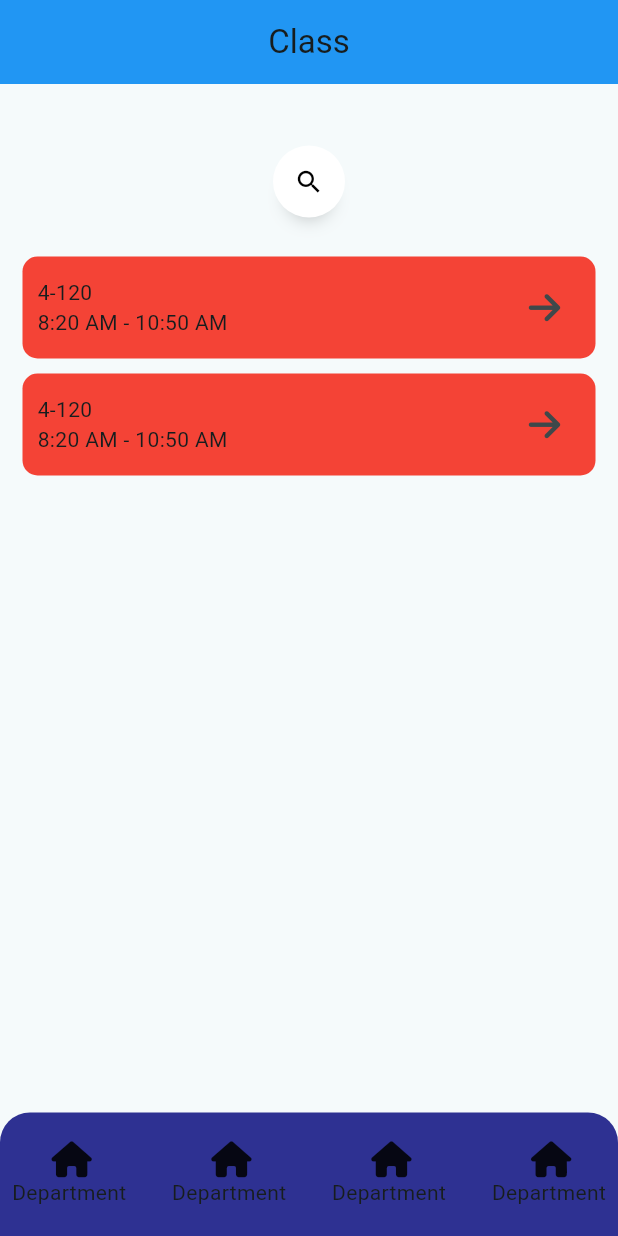
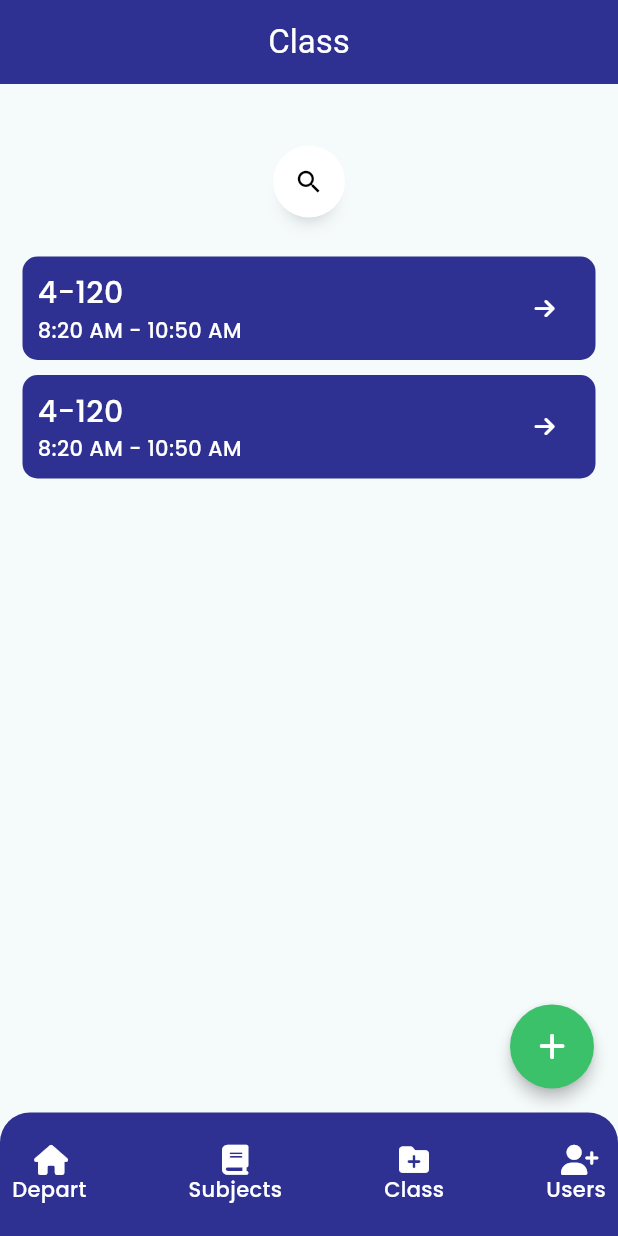
Before and after one commit to xarovia/thesis_flutter, a Flutter app: the ClassPage screen opened directly, on a phone screen of 412 x 824 dp. Run offline on Flutter 3.47's test engine with Material 2 defaults, Android fonts, the phone set to English and light mode, and no system bars; drawn by our look-alikes of anim_search_bar; our stand-ins replace font_awesome_flutter.

Commit message:
edited version of page 1 and 2

```diff
--- /dev/null
+++ b/flutter_application_1/lib/admin/classmaking.dart
@@ -0,0 +1,18 @@
+import 'package:flutter/material.dart';
+
+class ClassMaking extends StatefulWidget {
+  const ClassMaking({super.key});
+
+  @override
+  State<ClassMaking> createState() => _ClassMakingState();
+}
+
+class _ClassMakingState extends State<ClassMaking> {
+  @override
+  Widget build(BuildContext context) {
+    return Scaffold(
+      appBar: AppBar(title: Text("hello")),
+      body: Center(child: Text("hi")),
+    );
+  }
+}
--- a/flutter_application_1/lib/admin/classpage.dart
+++ b/flutter_application_1/lib/admin/classpage.dart
@@ -4,6 +4,7 @@ import 'package:flutter/material.dart';
 import 'package:flutter_application_1/components/BottomNavBar.dart';
 import 'package:flutter_application_1/components/ClassSchedBox.dart';
 import 'package:flutter_application_1/components/CustomSearchBar.dart';
+import 'package:font_awesome_flutter/font_awesome_flutter.dart';
 
 // ignore: library_prefixes
 
@@ -19,8 +20,20 @@ class _Screen2State extends State<ClassPage> {
         appBar: AppBar(
             centerTitle: true,
             title: const Text('Class'),
-            backgroundColor: Colors.blue),
+            backgroundColor: Color(0xFF2E3192),
+            foregroundColor: Color(0xFFFFFFFF)),
         body: ClassScreen(),
+        floatingActionButton: FloatingActionButton(
+          backgroundColor: Color(0xFF3CC16B),
+          shape: CircleBorder(),
+          elevation: 4.0,
+          child: Icon(
+            FontAwesomeIcons.plus,
+            color: Colors.white,
+            size: 20,
+          ),
+          onPressed: () {},
+        ),
         bottomNavigationBar: BottomNavBar());
   }
 }
--- a/flutter_application_1/lib/components/BottomNavBar.dart
+++ b/flutter_application_1/lib/components/BottomNavBar.dart
@@ -24,7 +24,20 @@ class BottomNavBar extends StatelessWidget {
                 mainAxisSize: MainAxisSize.max,
                 mainAxisAlignment: MainAxisAlignment.center,
                 crossAxisAlignment: CrossAxisAlignment.center,
-                children: [Icon(FontAwesomeIcons.house), Text("Department")],
+                children: [
+                  Icon(
+                    FontAwesomeIcons.house,
+                    color: Colors.white,
+                    size: 20,
+                  ),
+                  Text(
+                    "Depart",
+                    style: TextStyle(
+                        fontFamily: "Poppins",
+                        fontWeight: FontWeight.w500,
+                        color: Color(0xFFFFFFFF)),
+                  )
+                ],
               ),
             ),
             GestureDetector(
@@ -33,7 +46,20 @@ class BottomNavBar extends StatelessWidget {
                 mainAxisSize: MainAxisSize.max,
                 mainAxisAlignment: MainAxisAlignment.center,
                 crossAxisAlignment: CrossAxisAlignment.center,
-                children: [Icon(FontAwesomeIcons.house), Text("Department")],
+                children: [
+                  Icon(
+                    FontAwesomeIcons.book,
+                    color: Colors.white,
+                    size: 20,
+                  ),
+                  Text(
+                    "Subjects",
+                    style: TextStyle(
+                        fontFamily: "Poppins",
+                        fontWeight: FontWeight.w500,
+                        color: Color(0xFFFFFFFF)),
+                  )
+                ],
               ),
             ),
             GestureDetector(
@@ -42,7 +68,20 @@ class BottomNavBar extends StatelessWidget {
                 mainAxisSize: MainAxisSize.max,
                 mainAxisAlignment: MainAxisAlignment.center,
                 crossAxisAlignment: CrossAxisAlignment.center,
-                children: [Icon(FontAwesomeIcons.house), Text("Department")],
+                children: [
+                  Icon(
+                    FontAwesomeIcons.folderPlus,
+                    color: Colors.white,
+                    size: 20,
+                  ),
+                  Text(
+                    "Class",
+                    style: TextStyle(
+                        fontFamily: "Poppins",
+                        fontWeight: FontWeight.w500,
+                        color: Color(0xFFFFFFFF)),
+                  )
+                ],
               ),
             ),
             GestureDetector(
@@ -51,7 +90,20 @@ class BottomNavBar extends StatelessWidget {
                 mainAxisSize: MainAxisSize.max,
                 mainAxisAlignment: MainAxisAlignment.center,
                 crossAxisAlignment: CrossAxisAlignment.center,
-                children: [Icon(FontAwesomeIcons.house), Text("Department")],
+                children: [
+                  Icon(
+                    FontAwesomeIcons.userPlus,
+                    color: Colors.white,
+                    size: 20,
+                  ),
+                  Text(
+                    "Users",
+                    style: TextStyle(
+                        fontFamily: "Poppins",
+                        fontWeight: FontWeight.w500,
+                        color: Color(0xFFFFFFFF)),
+                  )
+                ],
               ),
             ),
           ],
--- a/flutter_application_1/lib/components/ClassSchedBox.dart
+++ b/flutter_application_1/lib/components/ClassSchedBox.dart
@@ -1,4 +1,7 @@
+// ignore_for_file: prefer_const_constructors, prefer_const_literals_to_create_immutables
+
 import 'package:flutter/material.dart';
+import 'package:flutter_application_1/admin/classmaking.dart';
 import 'package:font_awesome_flutter/font_awesome_flutter.dart';
 
 class ClassSchedBox extends StatelessWidget {
@@ -9,19 +12,42 @@ class ClassSchedBox extends StatelessWidget {
     return Container(
       padding: EdgeInsets.all(10),
       decoration: BoxDecoration(
-          borderRadius: BorderRadius.circular(10), color: Colors.red),
+          borderRadius: BorderRadius.circular(10), color: Color(0xFF2E3192)),
       child: Row(
         mainAxisAlignment: MainAxisAlignment.spaceBetween,
         crossAxisAlignment: CrossAxisAlignment.center,
         children: [
           Column(
             crossAxisAlignment: CrossAxisAlignment.start,
-            children: [Text("4-120"), Text("8:20 AM - 10:50 AM")],
+            children: [
+              Text(
+                "4-120",
+                style: TextStyle(
+                    fontSize: 20,
+                    fontFamily: "Poppins",
+                    fontWeight: FontWeight.w500,
+                    color: Color(0xFFFFFFFF)),
+              ),
+              Text(
+                "8:20 AM - 10:50 AM",
+                style: TextStyle(
+                    fontFamily: "Poppins",
+                    fontWeight: FontWeight.w500,
+                    color: Color(0xFFFFFFFF)),
+              )
+            ],
           ),
           IconButton(
               // Use the FaIcon Widget + FontAwesomeIcons class for the IconData
               icon: FaIcon(FontAwesomeIcons.arrowRight),
-              onPressed: () {})
+              color: Color(0xFFFFFFFF),
+              iconSize: 15,
+              onPressed: () {
+                Navigator.push(
+                    context,
+                    MaterialPageRoute(
+                        builder: (context) => const ClassMaking()));
+              })
         ],
       ),
     );
```
Also changed, not shown: flutter_application_1/lib/components/CustomSearchBar.dart (+3 -4 lines).
